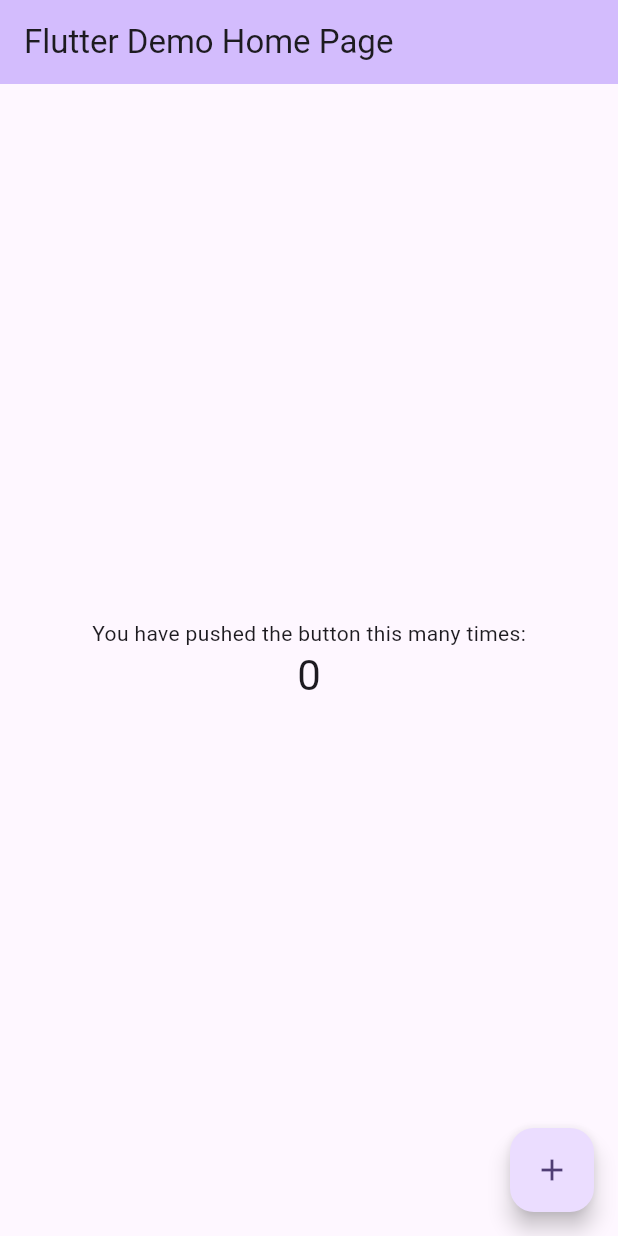
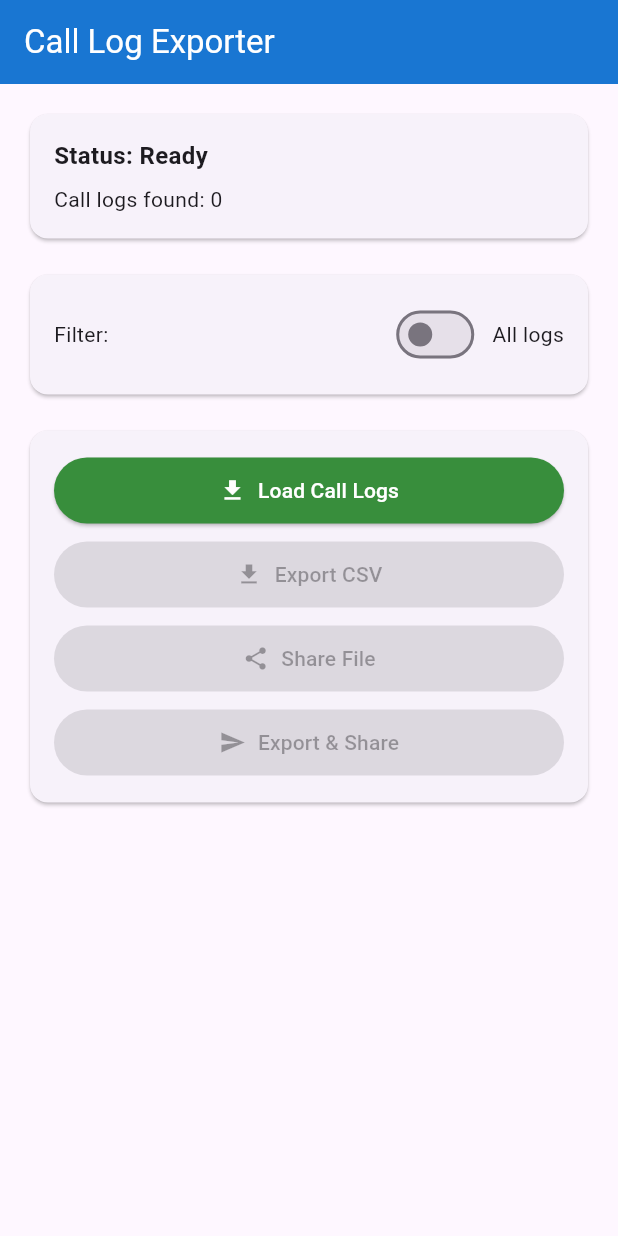
Before and after one commit to halaatlasrab/calllog_exporter, a Flutter app: the screen it shows after launch, on a phone screen of 412 x 824 dp. Run offline on Flutter 3.47's test engine with Material 3 defaults, Android fonts, the phone set to English and light mode, and no system bars; our stand-ins replace csv, permission_handler, share_plus; missing offline and left inert: call_log.

Commit message:
Fix main.dart and test issues - add File import

```diff
--- a/lib/main.dart
+++ b/lib/main.dart
@@ -1,122 +1,245 @@
 import 'package:flutter/material.dart';
+import 'dart:io';
+import 'call_log_service.dart';
+import 'csv_export_service.dart';
+import 'call_log_entry.dart';
 
 void main() {
-  runApp(const MyApp());
+  runApp(const CallLogExporterApp());
 }
 
-class MyApp extends StatelessWidget {
-  const MyApp({super.key});
+class CallLogExporterApp extends StatelessWidget {
+  const CallLogExporterApp({super.key});
 
-  // This widget is the root of your application.
   @override
   Widget build(BuildContext context) {
     return MaterialApp(
-      title: 'Flutter Demo',
+      title: 'Call Log Exporter',
       theme: ThemeData(
-        // This is the theme of your application.
-        //
-        // TRY THIS: Try running your application with "flutter run". You'll see
-        // the application has a purple toolbar. Then, without quitting the app,
-        // try changing the seedColor in the colorScheme below to Colors.green
-        // and then invoke "hot reload" (save your changes or press the "hot
-        // reload" button in a Flutter-supported IDE, or press "r" if you used
-        // the command line to start the app).
-        //
-        // Notice that the counter didn't reset back to zero; the application
-        // state is not lost during the reload. To reset the state, use hot
-        // restart instead.
-        //
-        // This works for code too, not just values: Most code changes can be
-        // tested with just a hot reload.
-        colorScheme: ColorScheme.fromSeed(seedColor: Colors.deepPurple),
+        primarySwatch: Colors.blue,
+        useMaterial3: true,
       ),
-      home: const MyHomePage(title: 'Flutter Demo Home Page'),
+      home: const CallLogExporterScreen(),
     );
   }
 }
 
-class MyHomePage extends StatefulWidget {
-  const MyHomePage({super.key, required this.title});
-
-  // This widget is the home page of your application. It is stateful, meaning
-  // that it has a State object (defined below) that contains fields that affect
-  // how it looks.
-
-  // This class is the configuration for the state. It holds the values (in this
-  // case the title) provided by the parent (in this case the App widget) and
-  // used by the build method of the State. Fields in a Widget subclass are
-  // always marked "final".
-
-  final String title;
+class CallLogExporterScreen extends StatefulWidget {
+  const CallLogExporterScreen({super.key});
 
   @override
-  State<MyHomePage> createState() => _MyHomePageState();
+  State<CallLogExporterScreen> createState() => _CallLogExporterScreenState();
 }
 
-class _MyHomePageState extends State<MyHomePage> {
-  int _counter = 0;
-
-  void _incrementCounter() {
-    setState(() {
-      // This call to setState tells the Flutter framework that something has
-      // changed in this State, which causes it to rerun the build method below
-      // so that the display can reflect the updated values. If we changed
-      // _counter without calling setState(), then the build method would not be
-      // called again, and so nothing would appear to happen.
-      _counter++;
-    });
-  }
+class _CallLogExporterScreenState extends State<CallLogExporterScreen> {
+  List<CallLogEntry> callLogs = [];
+  bool isLoading = false;
+  String? error;
+  File? exportedFile;
+  bool useLast30DaysFilter = false;
 
   @override
   Widget build(BuildContext context) {
-    // This method is rerun every time setState is called, for instance as done
-    // by the _incrementCounter method above.
-    //
-    // The Flutter framework has been optimized to make rerunning build methods
-    // fast, so that you can just rebuild anything that needs updating rather
-    // than having to individually change instances of widgets.
     return Scaffold(
       appBar: AppBar(
-        // TRY THIS: Try changing the color here to a specific color (to
-        // Colors.amber, perhaps?) and trigger a hot reload to see the AppBar
-        // change color while the other colors stay the same.
-        backgroundColor: Theme.of(context).colorScheme.inversePrimary,
-        // Here we take the value from the MyHomePage object that was created by
-        // the App.build method, and use it to set our appbar title.
-        title: Text(widget.title),
+        title: const Text('Call Log Exporter'),
+        backgroundColor: Colors.blue[700],
+        foregroundColor: Colors.white,
       ),
-      body: Center(
-        // Center is a layout widget. It takes a single child and positions it
-        // in the middle of the parent.
+      body: Padding(
+        padding: const EdgeInsets.all(16.0),
         child: Column(
-          // Column is also a layout widget. It takes a list of children and
-          // arranges them vertically. By default, it sizes itself to fit its
-          // children horizontally, and tries to be as tall as its parent.
-          //
-          // Column has various properties to control how it sizes itself and
-          // how it positions its children. Here we use mainAxisAlignment to
-          // center the children vertically; the main axis here is the vertical
-          // axis because Columns are vertical (the cross axis would be
-          // horizontal).
-          //
-          // TRY THIS: Invoke "debug painting" (choose the "Toggle Debug Paint"
-          // action in the IDE, or press "p" in the console), to see the
-          // wireframe for each widget.
-          mainAxisAlignment: MainAxisAlignment.center,
-          children: <Widget>[
-            const Text('You have pushed the button this many times:'),
-            Text(
-              '$_counter',
-              style: Theme.of(context).textTheme.headlineMedium,
+          crossAxisAlignment: CrossAxisAlignment.stretch,
+          children: [
+            // Status Card
+            Card(
+              child: Padding(
+                padding: const EdgeInsets.all(16.0),
+                child: Column(
+                  crossAxisAlignment: CrossAxisAlignment.start,
+                  children: [
+                    Text(
+                      'Status: ${isLoading ? "Loading..." : error ?? "Ready"}',
+                      style: const TextStyle(
+                        fontSize: 16,
+                        fontWeight: FontWeight.bold,
+                      ),
+                    ),
+                    const SizedBox(height: 8),
+                    Text(
+                      'Call logs found: ${callLogs.length}',
+                      style: const TextStyle(fontSize: 14),
+                    ),
+                    if (exportedFile != null)
+                      Text(
+                        'CSV exported: ${exportedFile!.path}',
+                        style: const TextStyle(fontSize: 14),
+                      ),
+                  ],
+                ),
+              ),
+            ),
+            const SizedBox(height: 16),
+
+            // Filter Toggle
+            Card(
+              child: Padding(
+                padding: const EdgeInsets.all(16.0),
+                child: Row(
+                  children: [
+                    const Text('Filter:'),
+                    const Spacer(),
+                    Switch(
+                      value: useLast30DaysFilter,
+                      onChanged: (value) {
+                        setState(() {
+                          useLast30DaysFilter = value;
+                        });
+                      },
+                    ),
+                    const SizedBox(width: 8),
+                    Text(
+                      useLast30DaysFilter ? 'Last 30 days' : 'All logs',
+                    ),
+                  ],
+                ),
+              ),
+            ),
+            const SizedBox(height: 16),
+
+            // Action Buttons
+            Card(
+              child: Padding(
+                padding: const EdgeInsets.all(16.0),
+                child: Column(
+                  children: [
+                    SizedBox(
+                      width: double.infinity,
+                      child: ElevatedButton.icon(
+                        onPressed: isLoading ? null : () => loadCallLogs(),
+                        icon: const Icon(Icons.download),
+                        label: const Text('Load Call Logs'),
+                        style: ElevatedButton.styleFrom(
+                          backgroundColor: Colors.green[700],
+                          foregroundColor: Colors.white,
+                          padding: const EdgeInsets.symmetric(horizontal: 24, vertical: 12),
+                        ),
+                      ),
+                    ),
+                    const SizedBox(height: 8),
+                    SizedBox(
+                      width: double.infinity,
+                      child: ElevatedButton.icon(
+                        onPressed: callLogs.isEmpty ? null : () => exportToCsv(),
+                        icon: const Icon(Icons.file_download),
+                        label: const Text('Export CSV'),
+                        style: ElevatedButton.styleFrom(
+                          backgroundColor: Colors.blue[700],
+                          foregroundColor: Colors.white,
+                          padding: const EdgeInsets.symmetric(horizontal: 24, vertical: 12),
+                        ),
+                      ),
+                    ),
+                    const SizedBox(height: 8),
+                    SizedBox(
+                      width: double.infinity,
+                      child: ElevatedButton.icon(
+                        onPressed: exportedFile == null ? null : () => shareFile(),
+                        icon: const Icon(Icons.share),
+                        label: const Text('Share File'),
+                        style: ElevatedButton.styleFrom(
+                          backgroundColor: Colors.orange[700],
+                          foregroundColor: Colors.white,
+                          padding: const EdgeInsets.symmetric(horizontal: 24, vertical: 12),
+                        ),
+                      ),
+                    ),
+                    const SizedBox(height: 8),
+                    SizedBox(
+                      width: double.infinity,
+                      child: ElevatedButton.icon(
+                        onPressed: callLogs.isEmpty ? null : () => exportAndShare(),
+                        icon: const Icon(Icons.send),
+                        label: const Text('Export & Share'),
+                        style: ElevatedButton.styleFrom(
+                          backgroundColor: Colors.purple[700],
+                          foregroundColor: Colors.white,
+                          padding: const EdgeInsets.symmetric(horizontal: 24, vertical: 12),
+                        ),
+                      ),
+                    ),
+                  ],
+                ),
+              ),
             ),
           ],
         ),
       ),
-      floatingActionButton: FloatingActionButton(
-        onPressed: _incrementCounter,
-        tooltip: 'Increment',
-        child: const Icon(Icons.add),
-      ), // This trailing comma makes auto-formatting nicer for build methods.
     );
   }
+
+  Future<void> loadCallLogs() async {
+    setState(() {
+      isLoading = true;
+      error = null;
+    });
+
+    try {
+      final logs = useLast30DaysFilter
+          ? await CallLogService.getLast30DaysCallLogs()
+          : await CallLogService.getCallLogs();
+
+      setState(() {
+        callLogs = logs;
+        isLoading = false;
+      });
+    } catch (e) {
+      setState(() {
+        error = e.toString();
+        isLoading = false;
+      });
+    }
+  }
+
+  Future<void> exportToCsv() async {
+    try {
+      final file = await CsvExportService.exportToCsv(callLogs);
+      setState(() {
+        exportedFile = file;
+      });
+
+      if (mounted) {
+        ScaffoldMessenger.of(context).showSnackBar(
+          const SnackBar(content: Text('CSV exported successfully!')),
+        );
+      }
+    } catch (e) {
+      if (mounted) {
+        ScaffoldMessenger.of(context).showSnackBar(
+          SnackBar(content: Text('Export failed: $e')),
+        );
+      }
+    }
+  }
+
+  Future<void> shareFile() async {
+    if (exportedFile == null) return;
+
+    try {
+      await CsvExportService.shareFile(exportedFile!);
+    } catch (e) {
+      if (mounted) {
+        ScaffoldMessenger.of(context).showSnackBar(
+          SnackBar(content: Text('Share failed: $e')),
+        );
+      }
+    }
+  }
+
+  Future<void> exportAndShare() async {
+    await exportToCsv();
+    if (exportedFile != null) {
+      await shareFile();
+    }
+  }
 }
--- a/pubspec.yaml
+++ b/pubspec.yaml
@@ -19,7 +19,8 @@ publish_to: 'none' # Remove this line if you wish to publish to pub.dev
 version: 1.0.0+1
 
 environment:
-  sdk: ^3.8.1
+  sdk: '>=3.0.0 <4.0.0'
+  flutter: '>=3.19.0'
 
 dependencies:
   flutter:
```
Also changed, not shown: pubspec.lock, 2 other files.
